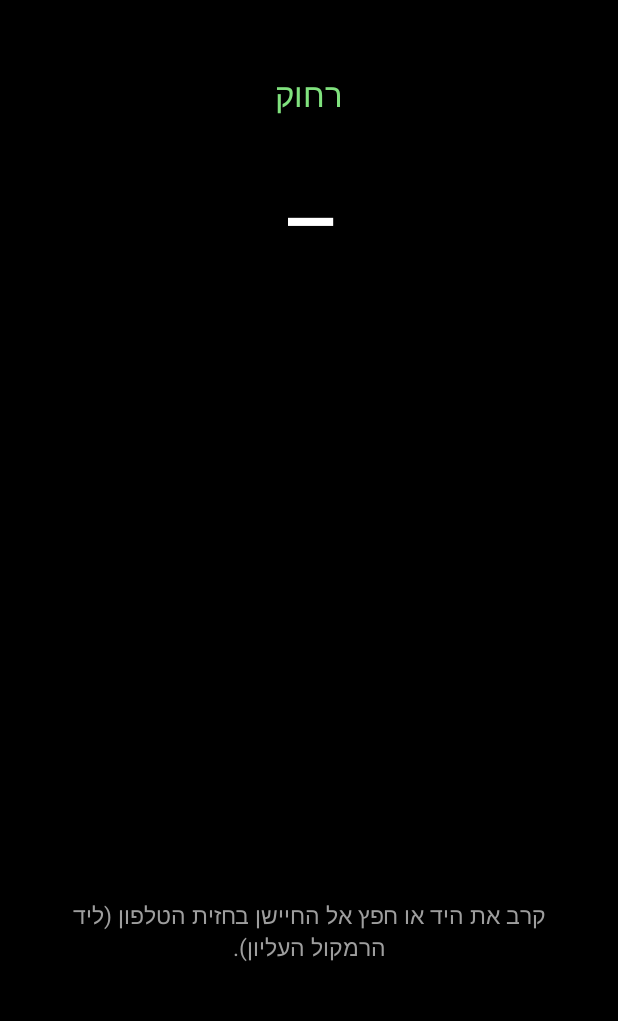
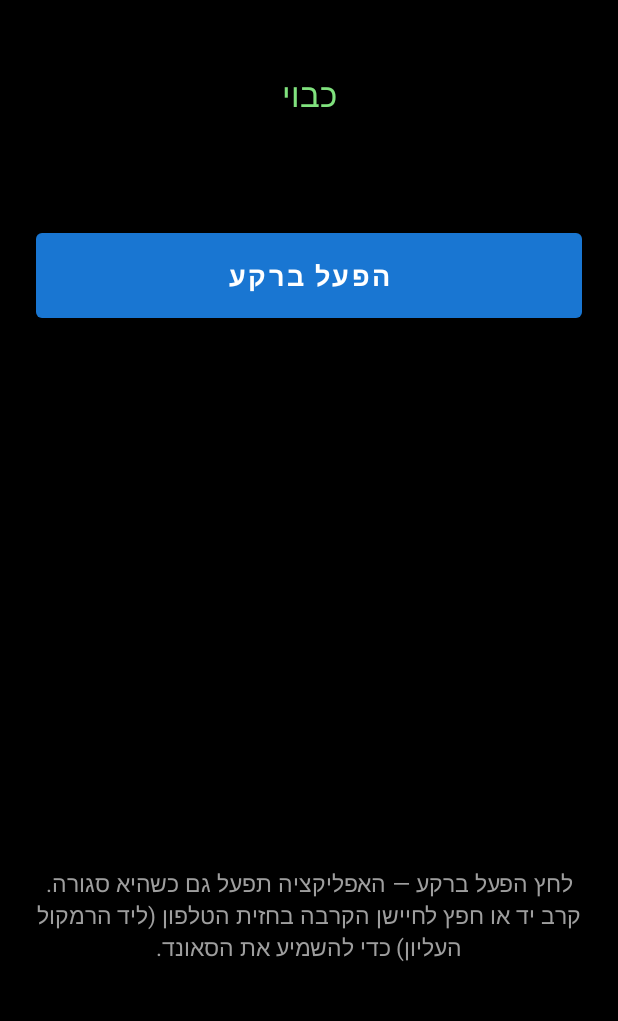
Before and after one commit to lielisraeli55/lielisraeli1, an Android app: the layout activity_main.xml on its own in the app's theme, with its tools: preview values and no code run, on a phone screen of 412 x 824 dp, the part 165-1186 px from its top. Run offline under Robolectric (Android 15) with nearby library versions, the phone set to English and light mode, and no system bars.

Commit message:
Run proximity-sound in the background via foreground service
Previously the app only listened to the proximity sensor while in the
foreground. Move sensor handling into ProximityService (a foreground
service with a persistent notification + partial wake-lock) so the trigger
keeps working when the activity is closed or the screen is off.
MainActivity becomes a Start/Stop toggle that persists state in
SharedPreferences; BootReceiver re-starts the service after reboot when
the user previously enabled it.

Also swap the placeholder beep WAV for the user-supplied Apple Pay
success MP3 (moved out of voice/res/, where it was sitting next to
launcher icons, into proximity-sound/app/src/main/res/raw/sound.mp3 —
res/raw filenames must be lowercase, no spaces).

```diff
--- a/proximity-sound/app/src/main/res/layout/activity_main.xml
+++ b/proximity-sound/app/src/main/res/layout/activity_main.xml
@@ -25,7 +25,7 @@
         android:id="@+id/statusText"
         android:layout_width="0dp"
         android:layout_height="wrap_content"
-        android:text="@string/status_far"
+        android:text="@string/status_stopped"
         android:textColor="#80E27E"
         android:textSize="22sp"
         android:gravity="center"
@@ -35,21 +35,6 @@
         android:layout_marginTop="48dp" />
 
     <TextView
-        android:id="@+id/distanceText"
-        android:layout_width="0dp"
-        android:layout_height="wrap_content"
-        android:text="—"
-        android:textColor="#FFFFFF"
-        android:textSize="48sp"
-        android:textStyle="bold"
-        android:gravity="center"
-        android:fontFamily="monospace"
-        app:layout_constraintTop_toBottomOf="@id/statusText"
-        app:layout_constraintStart_toStartOf="parent"
-        app:layout_constraintEnd_toEndOf="parent"
-        android:layout_marginTop="32dp" />
-
-    <TextView
         android:id="@+id/maxRangeText"
         android:layout_width="0dp"
         android:layout_height="wrap_content"
@@ -57,10 +42,23 @@
         android:textColor="#BDBDBD"
         android:textSize="14sp"
         android:gravity="center"
-        app:layout_constraintTop_toBottomOf="@id/distanceText"
+        app:layout_constraintTop_toBottomOf="@id/statusText"
         app:layout_constraintStart_toStartOf="parent"
         app:layout_constraintEnd_toEndOf="parent"
         android:layout_marginTop="12dp" />
+
+    <Button
+        android:id="@+id/toggleButton"
+        android:layout_width="0dp"
+        android:layout_height="wrap_content"
+        android:text="@string/btn_start"
+        android:textSize="18sp"
+        android:textStyle="bold"
+        android:paddingVertical="16dp"
+        app:layout_constraintTop_toBottomOf="@id/maxRangeText"
+        app:layout_constraintStart_toStartOf="parent"
+        app:layout_constraintEnd_toEndOf="parent"
+        android:layout_marginTop="40dp" />
 
     <TextView
         android:id="@+id/hintText"
--- a/proximity-sound/app/src/main/res/values/strings.xml
+++ b/proximity-sound/app/src/main/res/values/strings.xml
@@ -1,10 +1,16 @@
 <?xml version="1.0" encoding="utf-8"?>
 <resources>
     <string name="app_name">קרבה לסאונד</string>
-    <string name="status_far">רחוק</string>
-    <string name="status_near">קרוב — מנגן</string>
+    <string name="status_running">פעיל ברקע — מאזין לחיישן</string>
+    <string name="status_stopped">כבוי</string>
     <string name="no_sensor">אין חיישן קרבה במכשיר הזה</string>
-    <string name="distance_fmt">%1$.2f cm</string>
     <string name="max_range_fmt">טווח חיישן: %1$.2f cm</string>
-    <string name="hint">קרב את היד או חפץ אל החיישן בחזית הטלפון (ליד הרמקול העליון).</string>
+    <string name="btn_start">הפעל ברקע</string>
+    <string name="btn_stop">עצור</string>
+    <string name="hint">לחץ "הפעל ברקע" — האפליקציה תפעל גם כשהיא סגורה. קרב יד או חפץ לחיישן הקרבה בחזית הטלפון (ליד הרמקול העליון) כדי להשמיע את הסאונד.</string>
+    <string name="notif_title">קרבה לסאונד פעיל</string>
+    <string name="notif_text">מאזין לחיישן הקרבה ברקע</string>
+    <string name="notif_stop">עצור</string>
+    <string name="notif_channel_name">שירות חיישן קרבה</string>
+    <string name="notif_channel_desc">התראה קבועה כל זמן שהאפליקציה רצה ברקע</string>
 </resources>
```
Also changed, not shown: proximity-sound/app/src/main/AndroidManifest.xml (+25 -0 lines), proximity-sound/app/src/main/kotlin/com/lielisraeli/proximitysound/BootReceiver.kt (added, +16 -0 lines), proximity-sound/app/src/main/kotlin/com/lielisraeli/proximitysound/MainActivity.kt (+56 -73 lines), proximity-sound/app/src/main/kotlin/com/lielisraeli/proximitysound/ProximityService.kt (added, +181 -0 lines), 4 other files.
